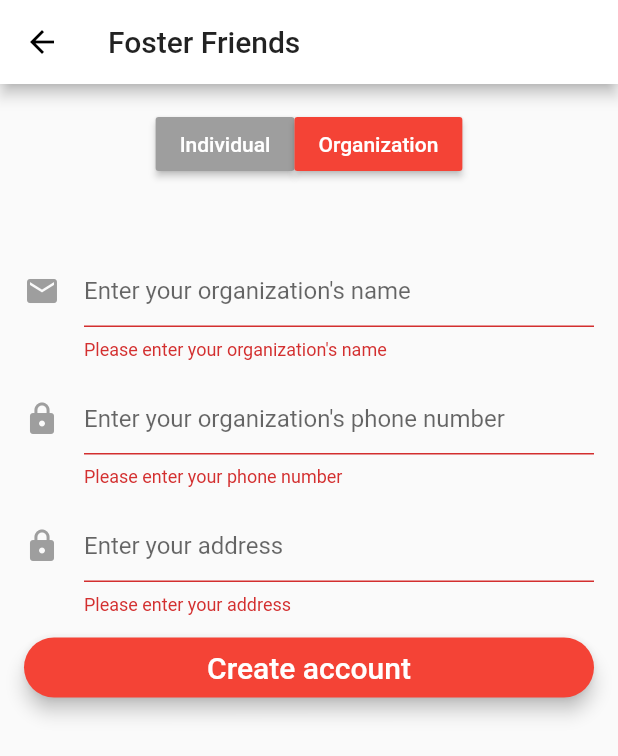
After one commit to Hack4Impact-BU/Foster-Friends, a Flutter app: the InputForm screen opened by its route, after a tap on "Organization", after a tap on "Create account", on a phone screen of 412 x 824 dp. The commit adds this screen. Shown: the top 756 px of the screen. Run offline on Flutter 3.47's test engine with Material 2 defaults, Android fonts, the phone set to English and light mode, and no system bars; our stand-ins replace firebase_auth, google_sign_in; accounts and stored records are empty.

Commit message:
added basic account form and start of database

```diff
--- /dev/null
+++ b/foster_friends/lib/database.dart
@@ -0,0 +1,74 @@
+import 'dart:async';
+import 'package:firebase_auth/firebase_auth.dart';
+import 'package:google_sign_in/google_sign_in.dart';
+
+final FirebaseAuth _firebaseAuth = FirebaseAuth.instance;
+
+// Only used for google users
+final GoogleSignIn googleSignIn = GoogleSignIn();
+String error='';
+
+// Email sign in methods
+Future<String> emailSignIn(String email, String password) async {
+  AuthResult result = await _firebaseAuth.signInWithEmailAndPassword(
+      email: email, password: password);
+  FirebaseUser user = result.user;
+  return user.uid;
+}
+
+Future<String> emailSignUp(String email, String password) async {
+  AuthResult result = await _firebaseAuth.createUserWithEmailAndPassword(
+      email: email, password: password);
+  FirebaseUser user = result.user;
+  return user.uid;
+}
+
+Future<FirebaseUser> getCurrentUser() async {
+  FirebaseUser user = await _firebaseAuth.currentUser();
+  return user;
+}
+
+Future<void> emailSignOut() async {
+  return _firebaseAuth.signOut();
+}
+
+Future<void> sendEmailVerification() async {
+  FirebaseUser user = await _firebaseAuth.currentUser();
+  user.sendEmailVerification();
+}
+
+Future<bool> isEmailVerified() async {
+  FirebaseUser user = await _firebaseAuth.currentUser();
+  return user.isEmailVerified;
+}
+
+
+// Sign in method google
+Future<String> signInWithGoogle() async {
+  print('In signInWithGoogle');
+  GoogleSignInAccount _googleSignInAccount;
+  try {
+    _googleSignInAccount = await googleSignIn.signIn();
+    final GoogleSignInAuthentication googleSignInAuthentication =
+        await _googleSignInAccount.authentication;
+
+    final AuthCredential credential = GoogleAuthProvider.getCredential(
+      accessToken: googleSignInAuthentication.accessToken,
+      idToken: googleSignInAuthentication.idToken,
+    );
+    await _firebaseAuth.signInWithCredential(credential);
+  } catch (e) {
+    print('Error $e');
+    error = 'Google Sign In Error. Please Try Again.';
+}
+
+  return error;
+}
+
+
+// Handles both sign outs
+void signOut() async {
+  await googleSignIn.signOut();
+  await FirebaseAuth.instance.signOut();
+  print("User Sign Out");
+}
--- /dev/null
+++ b/foster_friends/lib/form.dart
@@ -0,0 +1,327 @@
+import 'package:flutter/material.dart';
+import './authentication.dart';
+
+// Email login and sign up page
+
+class InputForm extends StatefulWidget {
+  @override
+  InputFormState createState() => InputFormState();
+}
+
+class InputFormState extends State<InputForm> {
+  final _formKey = new GlobalKey<FormState>();
+
+  TextStyle s = TextStyle(color: Colors.white);
+  Color pressed = Colors.red;
+  Color notPressed = Colors.grey;
+
+  String _name;
+  String _email;
+  String _phone;
+  String _address;
+
+  String _errorMessage;
+
+  bool isIndividual;
+  bool _isLoading;
+
+  // Check if form is valid before perform login or signup
+  bool validateAndSave() {
+    final form = _formKey.currentState;
+    if (form.validate()) {
+      form.save();
+      return true;
+    }
+    return false;
+  }
+
+  // Perform login or signup
+  void validateAndSubmit() async {
+    setState(() {
+      _errorMessage = "";
+      _isLoading = true;
+    });
+    if (validateAndSave()) {
+      String userId = "";
+      try {
+        if (!isIndividual) {
+          // userId = await emailSignIn(_email, _password);
+          print('Org to database');
+          Navigator.pop(context);
+        } else {
+          // userId = await emailSignUp(_email, _password);
+          //widget.auth.sendEmailVerification();
+          //_showVerifyEmailSentDialog();
+          print('User to database');
+        }
+        setState(() {
+          _isLoading = false;
+        });
+
+      } catch (e) {
+        print('Error: $e');
+        setState(() {
+          _isLoading = false;
+          _errorMessage = e.message;
+          _formKey.currentState.reset();
+        });
+      }
+    }
+  }
+
+  @override
+  void initState() {
+    _errorMessage = "";
+    _isLoading = false;
+    isIndividual = true;
+    super.initState();
+  }
+
+  void resetForm() {
+    _formKey.currentState.reset();
+    _errorMessage = "";
+  }
+
+  void toggleFormMode() {
+    resetForm();
+    setState(() {
+      isIndividual = !isIndividual;
+    });
+  }
+
+  @override
+  Widget build(BuildContext context) {
+    //print("hi");
+    return new Scaffold(
+        appBar: new AppBar(
+          title: new Text('Foster Friends'),
+        ),
+        body: Stack(
+          children: <Widget>[
+            _showForm(),
+            _showCircularProgress(),
+          ],
+        ));
+  }
+
+  Widget _showCircularProgress() {
+    if (_isLoading) {
+      return Center(child: CircularProgressIndicator());
+    }
+    return Container(
+      height: 0.0,
+      width: 0.0,
+    );
+  }
+
+  Widget _showForm() {
+    return new Container(
+        padding: EdgeInsets.all(16.0),
+        child: new Form(
+          key: _formKey,
+          child: new ListView(
+            shrinkWrap: true,
+            children: <Widget>[
+              showToggleButton(),
+              showFirstNameInput(),
+              showLastNameInput(),
+              showPhoneInput(),
+              showAddressInput(),
+              showPrimaryButton(),
+              showErrorMessage(),
+            ],
+          ),
+        ));
+  }
+
+  Widget showErrorMessage() {
+    if (_errorMessage.length > 0 && _errorMessage != null) {
+      return new Text(
+        _errorMessage,
+        style: TextStyle(
+            fontSize: 13.0,
+            color: Colors.red,
+            height: 1.0,
+            fontWeight: FontWeight.w300),
+      );
+    } else {
+      return new Container(
+        height: 0.0,
+      );
+    }
+  }
+
+  Widget showFirstNameInput() {
+    return Padding(
+      padding: const EdgeInsets.fromLTRB(0.0, 50.0, 0.0, 0.0),
+      child: new TextFormField(
+        maxLines: 1,
+        keyboardType: TextInputType.text,
+        autofocus: false,
+        decoration: new InputDecoration(
+            hintText: isIndividual ? 'Enter your first name':'Enter your organization\'s name',
+            icon: new Icon(
+              Icons.mail,
+              color: Colors.grey,
+            )),
+        validator: (value) {
+          value = value.trim();
+          if (value.isEmpty) {
+            _isLoading = false;
+              return isIndividual ? 'Please enter your first name':'Please enter your organization\'s name';
+          }
+          RegExp first = new RegExp("[a-z]+"); // Must be a valid email address, including a prefix, @, and domain with one period.
+          if(isIndividual && !first.hasMatch(value.toLowerCase())) {
+            _isLoading = false;
+            return "Please enter your first name";
+          }
+          return null;
+        },
+        onSaved: (value) {
+          _name = value;
+        },
+      ),
+    );
+  }
+
+  Widget showLastNameInput() {
+    if(isIndividual) {
+      return Padding(
+        padding: const EdgeInsets.fromLTRB(0.0, 15.0, 0.0, 0.0),
+        child: new TextFormField(
+          maxLines: 1,
+          keyboardType: TextInputType.text,
+          autofocus: false,
+          decoration: new InputDecoration(
+              hintText: 'Enter your last name',
+              icon: new Icon(
+                Icons.mail,
+                color: Colors.grey,
+              )),
+          validator: (value) {
+            value = value.trim();
+            RegExp last = new RegExp("[a-z]+");
+            if(!last.hasMatch(value.toLowerCase())) {
+              _isLoading = false;
+              return 'Please enter your last name';
+            }
+            return null;
+          },
+          onSaved: (value) {
+            _name += value;
+          },
+        ),
+      );
+    }
+    return SizedBox(height: 0);
+  }
+
+  Widget showAddressInput() {
+    if(!isIndividual) {
+      return Padding(
+        padding: const EdgeInsets.fromLTRB(0.0, 15.0, 0.0, 0.0),
+        child: new TextFormField(
+          maxLines: 1,
+          autofocus: false,
+          decoration: new InputDecoration(
+              hintText: 'Enter your address',
+              icon: new Icon(
+                Icons.lock,
+                color: Colors.grey,
+              )),
+          validator: (value) {
+            value = value.trim();
+            if (value.isEmpty) {
+              _isLoading = false;
+              return 'Please enter your address';
+            }
+            RegExp address = new RegExp("[0-9]+\x20[a-z]+.*");
+            if(address.hasMatch(value.toLowerCase())) {
+              _isLoading = false;
+              return 'Must be a valid address with a number and street';
+            }
+            return null;
+          },
+          onSaved: (value) => _address = value,
+        ),
+      );
+    }
+    return SizedBox(height: 0);
+  }
+
+  Widget showPhoneInput() {
+    if(!isIndividual) {
+      return Padding(
+        padding: const EdgeInsets.fromLTRB(0.0, 15.0, 0.0, 0.0),
+        child: new TextFormField(
+          maxLines: 1,
+          keyboardType: TextInputType.phone,
+          autofocus: false,
+          decoration: new InputDecoration(
+              hintText: 'Enter your organization\'s phone number',
+              icon: new Icon(
+                Icons.lock,
+                color: Colors.grey,
+              )),
+          validator: (value) {
+            value = value.trim();
+            if (value.isEmpty) {
+              _isLoading = false;
+              return 'Please enter your phone number';
+            }
+            RegExp phone = new RegExp("[0-9]{3,}-[0-9]{3,}-[0-9]{4,}");
+            if(phone.hasMatch(value)) {
+              _isLoading = false;
+              return 'Must be a valid phone number with area code and hyphens';
+            }
+            return null;
+          },
+          onSaved: (value) => _phone = value,
+        ),
+      );
+    }
+    return SizedBox(height: 0);
+  }
+
+  Widget showPrimaryButton() {
+    return new Padding(
+        padding: EdgeInsets.fromLTRB(0.0, 15.0, 0.0, 0.0),
+        child: SizedBox(
+          height: 40.0,
+          child: new RaisedButton(
+            elevation: 5.0,
+            shape: new RoundedRectangleBorder(
+                borderRadius: new BorderRadius.circular(30.0)),
+            color: Colors.red,
+            child: new Text('Create account',
+                style: new TextStyle(fontSize: 20.0, color: Colors.white)),
+            onPressed: validateAndSubmit,
+          ),
+        ));
+  }
+  Widget showToggleButton() {
+    return Row(
+      crossAxisAlignment: CrossAxisAlignment.center,
+      mainAxisAlignment: MainAxisAlignment.center,
+      children: <Widget>[
+        RaisedButton(onPressed: (){
+          setState((){
+            _errorMessage = "";
+            isIndividual = true;
+          });
+        },
+          color: isIndividual ? pressed : notPressed,
+          child: Text('Individual', style: s)
+        ),
+        RaisedButton(onPressed: (){
+          setState(() {
+            _errorMessage = "";
+            isIndividual = false;
+          });
+        },
+        color: isIndividual ? notPressed : pressed,
+        child: Text('Organization', style: s))
+      ],
+    );
+  }
+}
--- a/foster_friends/lib/landing.dart
+++ b/foster_friends/lib/landing.dart
@@ -44,6 +44,22 @@ class MyApp extends StatelessWidget {
                                 color: Theme.of(context).backgroundColor)),
                                 )),
               ),
+              Padding(
+                padding: EdgeInsets.fromLTRB(10, 0, 10, 0),
+                child: Center(
+                    child: RaisedButton(
+                      color: Theme.of(context).buttonColor,
+                        onPressed: () {
+                          print("Pressed Form");
+                          Navigator.pushNamed(  context, '/Form');
+                          },
+
+                        child: Text("Form",
+                            style: TextStyle(
+                                fontSize: 18,
+                                fontWeight: FontWeight.bold,
+                                color: Theme.of(context).backgroundColor)),
+                                ))),
               // Padding(
               //     padding: EdgeInsets.fromLTRB(10, 0, 10, 0),
               //     child: Center(
--- a/foster_friends/lib/main.dart
+++ b/foster_friends/lib/main.dart
@@ -7,6 +7,7 @@ import './login_page.dart';
 import './landing.dart';
 import './search.dart';
 import './email.dart';
+import './form.dart';
 
 
 import './uploadPet.dart';
@@ -43,6 +44,7 @@ void main() => runApp(MaterialApp(
     '/LogIn': (BuildContext context) => new LoginPage(),
     '/Email': (BuildContext context) => new Email(),
     '/Search': (BuildContext context) => new Search(),
+    '/Form': (BuildContext context) => new InputForm(),
     '/UploadPet': (BuildContext context) => new UploadPet(),
     '/Org_Profile' : (BuildContext context) => new OrgProfile(),
     '/Pet_Profile' : (BuildContext context) => new PetProfile(),
```
